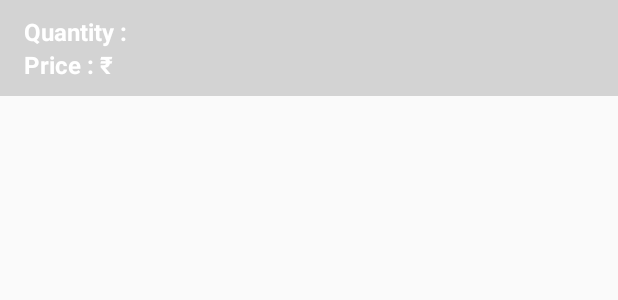
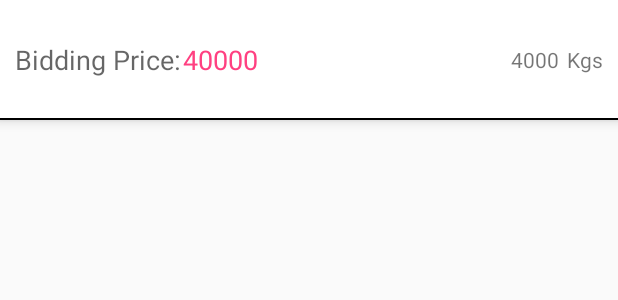
Before and after one commit to kushmangal/SaveTheHacker, an Android app: the layout bid_row.xml on its own in the app's theme, with its tools: preview values and no code run, on a phone screen of 412 x 824 dp. Shown: the top 300 px of the screen. Run offline under Robolectric (Android 15) with nearby library versions, the phone set to English and light mode, and no system bars; network calls fail.

Commit message:
Finished app

```diff
--- a/app/build.gradle
+++ b/app/build.gradle
@@ -29,6 +29,7 @@ dependencies {
     compile 'com.android.support:design:25.3.1'
     compile 'com.mcxiaoke.volley:library-aar:1.0.0'
     compile 'com.github.bumptech.glide:glide:3.7.0'
+    compile 'com.android.support:cardview-v7:25.0.0+'
     compile 'de.hdodenhof:circleimageview:2.1.0'
     testCompile 'junit:junit:4.12'
 }
--- a/app/src/main/AndroidManifest.xml
+++ b/app/src/main/AndroidManifest.xml
@@ -6,9 +6,9 @@
 
     <application
         android:allowBackup="true"
-        android:icon="@mipmap/ic_launcher"
+        android:icon="@drawable/logo"
         android:label="@string/app_name"
-        android:roundIcon="@mipmap/ic_launcher_round"
+        android:roundIcon="@drawable/logo"
         android:supportsRtl="true"
         android:theme="@style/AppTheme">
         <activity android:name=".Login">
--- a/app/src/main/java/kmzenon/savethehacker/AgencyListAdapter.java
+++ b/app/src/main/java/kmzenon/savethehacker/AgencyListAdapter.java
@@ -23,7 +23,6 @@ public class AgencyListAdapter extends RecyclerView.Adapter<AgencyListAdapter.My
             nametv = (TextView) view.findViewById(R.id.agency_name);
             msptv = (TextView) view.findViewById(R.id.agency_msp);
             totalprodtv = (TextView) view.findViewById(R.id.agency_total_prod);
-            remainingtv = (TextView) view.findViewById(R.id.agency_remaining_prod);
         }
     }
 
@@ -42,9 +41,8 @@ public class AgencyListAdapter extends RecyclerView.Adapter<AgencyListAdapter.My
     public void onBindViewHolder(MyViewHolder holder, int position) {
         Agency agency = agencyList.get(position);
         holder.nametv.setText(agency.getName());
-        holder.msptv.setText(agency.getMsp() + "");
-        holder.totalprodtv.setText(agency.getTotal_prod()+"");
-        holder.remainingtv.setText(agency.getRemaining_prod()+"");
+        holder.msptv.setText("MSP:"+agency.getMsp() + "");
+        holder.totalprodtv.setText("Total Production:"+agency.getTotal_prod()+"");
     }
 
     @Override
--- a/app/src/main/java/kmzenon/savethehacker/Login.java
+++ b/app/src/main/java/kmzenon/savethehacker/Login.java
@@ -71,7 +71,7 @@ public class Login extends AppCompatActivity {
             @Override
             public void onClick(View v) {
                 // Start the Signup activity
-                Intent intent = new Intent(getApplicationContext(), CropActivity.class);
+                Intent intent = new Intent(getApplicationContext(), Register.class);
                 startActivityForResult(intent, REQUEST_SIGNUP);
             }
         });
@@ -104,8 +104,6 @@ public class Login extends AppCompatActivity {
                     editor.putBoolean("ISGUEST",false);
                     editor.apply();
                     Toast.makeText(getApplicationContext(), "Login Successful!", Toast.LENGTH_SHORT).show();
-//                    intent1.putExtra("comid",comid);
-//                    intent1.putExtra("guest","");
                     startActivity(intent1);
                 }
                 else {
--- a/app/src/main/res/layout/bid_row.xml
+++ b/app/src/main/res/layout/bid_row.xml
@@ -1,34 +1,52 @@
-<?xml version="1.0" encoding="utf-8"?>
-<LinearLayout
-    xmlns:android="http://schemas.android.com/apk/res/android"
+<RelativeLayout xmlns:android="http://schemas.android.com/apk/res/android"
     android:layout_width="match_parent"
-    android:layout_height="wrap_content"
-    android:focusable="true"
-    android:background="#D3D3D3"
-    android:paddingLeft="16dp"
-    android:paddingRight="16dp"
-    android:paddingTop="10dp"
-    android:paddingBottom="10dp"
-    android:clickable="true"
-    android:orientation="vertical">
+    android:layout_height="80dp"
+    android:background="#ffffff"
+    android:elevation="5dp">
 
     <TextView
-        android:id="@+id/bid_quantity"
-        android:textSize="16dp"
-        android:textColor="@android:color/white"
-        android:textStyle="bold"
-        android:text="Quantity : "
-        android:layout_alignParentTop="true"
-        android:layout_width="match_parent"
-        android:layout_height="wrap_content" />
+        android:id="@+id/priceLabel"
+        android:layout_width="wrap_content"
+        android:layout_height="wrap_content"
+        android:layout_alignParentStart="true"
+        android:layout_marginStart="10dp"
+        android:text="Bidding Price:"
+        android:layout_centerVertical="true"
+        android:textAppearance="?android:textAppearanceMedium"/>
 
     <TextView
-        android:id="@+id/bid_price"
-        android:textSize="16sp"
-        android:textStyle="bold"
-        android:text="Price : ₹"
+        android:id="@+id/price"
+        android:layout_width="wrap_content"
+        android:layout_height="wrap_content"
+        android:layout_toEndOf="@+id/priceLabel"
+        android:layout_marginStart="1dp"
+        android:text="40000"
+        android:layout_centerVertical="true"
+        android:textColor="@color/colorAccent"
+        android:textAppearance="?android:textAppearanceMedium"/>
+
+    <TextView
+        android:id="@+id/quantityLabel"
+        android:layout_width="wrap_content"
+        android:layout_height="wrap_content"
+        android:layout_centerVertical="true"
+        android:text="Kgs"
+        android:layout_alignParentEnd="true"
+        android:layout_marginEnd="10dp"/>
+
+    <TextView
+        android:id="@+id/quantity"
+        android:layout_width="wrap_content"
+        android:layout_height="wrap_content"
+        android:layout_centerVertical="true"
+        android:text="4000"
+        android:layout_toStartOf="@+id/quantityLabel"
+        android:layout_marginEnd="5dp"/>
+
+    <View
         android:layout_width="match_parent"
-        android:textColor="@android:color/white"
-        android:layout_height="wrap_content" />
+        android:layout_height="1dp"
+        android:background="#000000"
+        android:layout_alignParentBottom="true"/>
 
-</LinearLayout>
+</RelativeLayout>
--- a/app/src/main/res/layout/bid_view.xml
+++ b/app/src/main/res/layout/bid_view.xml
@@ -45,7 +45,7 @@
         android:layout_below="@+id/note"
         android:layout_marginTop="5dp"
         android:layout_marginEnd="5dp"
-        android:background="@android:color/white"
+        android:background="#ffffff"
         android:text="Proceed"
         android:textColor="@color/colorAccent"/>
 
```
Also changed, not shown: app/src/main/java/kmzenon/savethehacker/Bid.java (+4 -4 lines), app/src/main/java/kmzenon/savethehacker/BidActivity.java (+75 -59 lines), app/src/main/java/kmzenon/savethehacker/BidListAdapter.java (+5 -5 lines), app/src/main/java/kmzenon/savethehacker/MainActivity.java (+7 -3 lines), app/src/main/res/layout/activity_bid.xml (+23 -15 lines), app/src/main/res/layout/agency_row.xml (+38 -15 lines).
